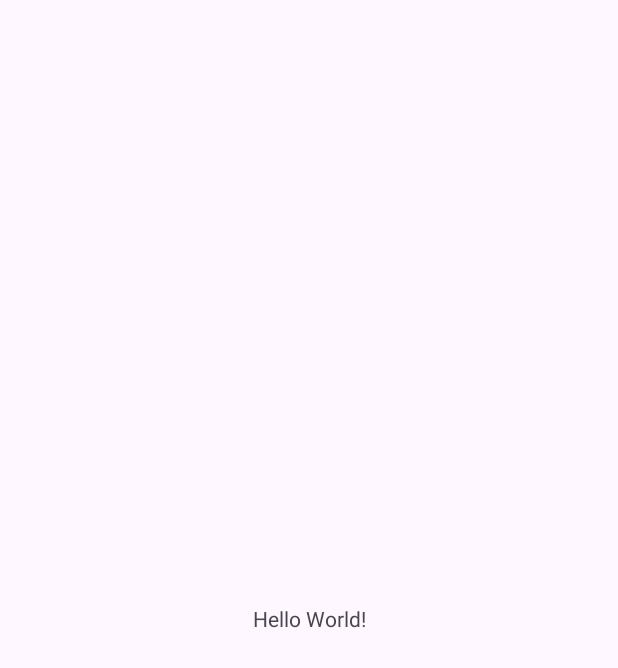
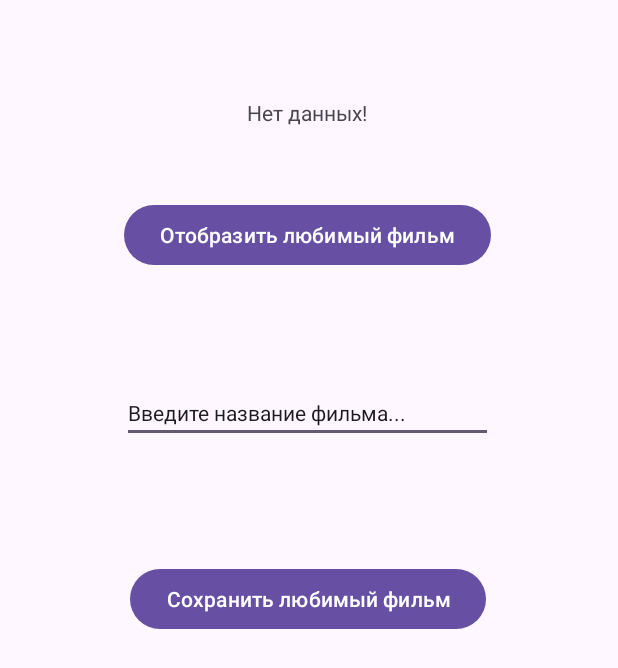
Before and after one commit to kseniyagracheva/MobileDevelopment2, an Android app: the screen it shows after launch (MainActivity), on a phone screen of 412 x 824 dp. Before the commit the part shown is almost empty. Shown: the top 668 px of the screen. Run offline under Robolectric (Android 15) with nearby library versions, the phone set to English and light mode, and no system bars.

Commit message:
Finish MovieProject

```diff
--- a/Lesson9/movieproject/build.gradle.kts
+++ b/Lesson9/movieproject/build.gradle.kts
@@ -1,11 +1,15 @@
 plugins {
     alias(libs.plugins.android.application)
 }
+
 
 android {
     namespace = "ru.mirea.gracheva.movieproject"
     compileSdk = 36
 
+    buildFeatures {
+        viewBinding = true
+    }
     defaultConfig {
         applicationId = "ru.mirea.gracheva.movieproject"
         minSdk = 26
--- a/Lesson9/movieproject/src/main/AndroidManifest.xml
+++ b/Lesson9/movieproject/src/main/AndroidManifest.xml
@@ -9,7 +9,7 @@
         android:supportsRtl="true"
         android:theme="@style/Theme.Lesson9">
         <activity
-            android:name=".MainActivity"
+            android:name=".presentation.MainActivity"
             android:exported="true">
             <intent-filter>
                 <action android:name="android.intent.action.MAIN" />
--- a/Lesson9/movieproject/src/main/java/ru/mirea/gracheva/movieproject/MainActivity.java
+++ /dev/null
@@ -1,24 +0,0 @@
-package ru.mirea.gracheva.movieproject;
-
-import android.os.Bundle;
-
-import androidx.activity.EdgeToEdge;
-import androidx.appcompat.app.AppCompatActivity;
-import androidx.core.graphics.Insets;
-import androidx.core.view.ViewCompat;
-import androidx.core.view.WindowInsetsCompat;
-
-public class MainActivity extends AppCompatActivity {
-
-    @Override
-    protected void onCreate(Bundle savedInstanceState) {
-        super.onCreate(savedInstanceState);
-        EdgeToEdge.enable(this);
-        setContentView(R.layout.activity_main);
-        ViewCompat.setOnApplyWindowInsetsListener(findViewById(R.id.main), (v, insets) -> {
-            Insets systemBars = insets.getInsets(WindowInsetsCompat.Type.systemBars());
-            v.setPadding(systemBars.left, systemBars.top, systemBars.right, systemBars.bottom);
-            return insets;
-        });
-    }
-}
--- /dev/null
+++ b/Lesson9/movieproject/src/main/java/ru/mirea/gracheva/movieproject/data/repository/MovieRepositoryImpl.java
@@ -0,0 +1,31 @@
+package ru.mirea.gracheva.movieproject.data.repository;
+
+import android.content.Context;
+import android.content.SharedPreferences;
+
+import ru.mirea.gracheva.movieproject.domain.models.Movie;
+import ru.mirea.gracheva.movieproject.domain.repository.MovieRepository;
+
+public class MovieRepositoryImpl implements MovieRepository {
+
+    private static final String PREFS_NAME = "movie_preferences";
+    private static final String KEY_MOVIE_NAME = "movie_name";
+    private SharedPreferences sharedPreferences;
+
+    public  MovieRepositoryImpl(Context context){
+        sharedPreferences = context.getSharedPreferences(PREFS_NAME, Context.MODE_PRIVATE);
+    }
+    @Override
+    public boolean saveMovie(Movie movie) {
+        SharedPreferences.Editor editor = sharedPreferences.edit();
+        editor.putString(KEY_MOVIE_NAME, movie.getName());
+        editor.apply();
+        return true;
+    }
+
+    @Override
+    public Movie getMovie() {
+        String movieName = sharedPreferences.getString(KEY_MOVIE_NAME, "Вы не сохранили ни одного фильма");
+        return new Movie(movieName);
+    }
+}
--- /dev/null
+++ b/Lesson9/movieproject/src/main/java/ru/mirea/gracheva/movieproject/domain/repository/MovieRepository.java
@@ -0,0 +1,8 @@
+package ru.mirea.gracheva.movieproject.domain.repository;
+
+import ru.mirea.gracheva.movieproject.domain.models.Movie;
+
+public interface MovieRepository {
+    public boolean saveMovie(Movie movie);
+    public Movie getMovie();
+}
--- /dev/null
+++ b/Lesson9/movieproject/src/main/java/ru/mirea/gracheva/movieproject/presentation/MainActivity.java
@@ -0,0 +1,45 @@
+package ru.mirea.gracheva.movieproject.presentation;
+
+import android.os.Bundle;
+
+import androidx.activity.EdgeToEdge;
+import androidx.appcompat.app.AppCompatActivity;
+import androidx.core.graphics.Insets;
+import androidx.core.view.ViewCompat;
+import androidx.core.view.WindowInsetsCompat;
+
+import ru.mirea.gracheva.movieproject.R;
+import ru.mirea.gracheva.movieproject.data.repository.MovieRepositoryImpl;
+import ru.mirea.gracheva.movieproject.databinding.ActivityMainBinding;
+import ru.mirea.gracheva.movieproject.domain.models.Movie;
+import ru.mirea.gracheva.movieproject.domain.repository.MovieRepository;
+import ru.mirea.gracheva.movieproject.domain.usecases.GetFavoriteMovieUseCase;
+import ru.mirea.gracheva.movieproject.domain.usecases.SaveMovieToFavoriteUseCase;
+
+public class MainActivity extends AppCompatActivity {
+    private ActivityMainBinding binding;
+
+    @Override
+    protected void onCreate(Bundle savedInstanceState) {
+        super.onCreate(savedInstanceState);
+        binding = ActivityMainBinding.inflate(getLayoutInflater());
+        EdgeToEdge.enable(this);
+        setContentView(binding.getRoot());
+        ViewCompat.setOnApplyWindowInsetsListener(findViewById(R.id.main), (v, insets) -> {
+            Insets systemBars = insets.getInsets(WindowInsetsCompat.Type.systemBars());
+            v.setPadding(systemBars.left, systemBars.top, systemBars.right, systemBars.bottom);
+            return insets;
+        });
+        MovieRepository movieRepository = new MovieRepositoryImpl(this);
+
+        binding.saveFavMovieButton.setOnClickListener(view -> {
+            Boolean result = new SaveMovieToFavoriteUseCase(movieRepository).execute(new Movie(binding.enterFavMovieText.getText().toString()));
+            binding.noDataText.setText(String.format("Вы сохранили %s", result));
+        });
+
+        binding.getFavMovieButton.setOnClickListener(view -> {
+            Movie movie = new GetFavoriteMovieUseCase(movieRepository).execute();
+            binding.noDataText.setText(String.format("Ваш любимый фильм: %s", movie.getName()));
+        });
+    }
+}
--- a/Lesson9/movieproject/src/main/res/layout/activity_main.xml
+++ b/Lesson9/movieproject/src/main/res/layout/activity_main.xml
@@ -5,15 +5,57 @@
     android:id="@+id/main"
     android:layout_width="match_parent"
     android:layout_height="match_parent"
-    tools:context=".MainActivity">
+    tools:context=".presentation.MainActivity">
+
+    <Button
+        android:id="@+id/getFavMovieButton"
+        android:layout_width="wrap_content"
+        android:layout_height="wrap_content"
+        android:text="Отобразить любимый фильм"
+        app:layout_constraintBottom_toBottomOf="parent"
+        app:layout_constraintEnd_toEndOf="parent"
+        app:layout_constraintHorizontal_bias="0.493"
+        app:layout_constraintStart_toStartOf="parent"
+        app:layout_constraintTop_toBottomOf="@+id/noDataText"
+        app:layout_constraintVertical_bias="0.069" />
+
+    <EditText
+        android:id="@+id/enterFavMovieText"
+        android:layout_width="247dp"
+        android:layout_height="36dp"
+        android:ems="10"
+        android:inputType="text"
+        android:text="Введите название фильма..."
+        android:textSize="14sp"
+        app:layout_constraintBottom_toTopOf="@+id/saveFavMovieButton"
+        app:layout_constraintEnd_toEndOf="parent"
+        app:layout_constraintHorizontal_bias="0.493"
+        app:layout_constraintStart_toStartOf="parent"
+        app:layout_constraintTop_toBottomOf="@+id/getFavMovieButton"
+        app:layout_constraintVertical_bias="0.496" />
 
     <TextView
+        android:id="@+id/noDataText"
         android:layout_width="wrap_content"
         android:layout_height="wrap_content"
-        android:text="Hello World!"
+        android:text="Нет данных!"
         app:layout_constraintBottom_toBottomOf="parent"
         app:layout_constraintEnd_toEndOf="parent"
+        app:layout_constraintHorizontal_bias="0.495"
         app:layout_constraintStart_toStartOf="parent"
-        app:layout_constraintTop_toTopOf="parent" />
+        app:layout_constraintTop_toTopOf="parent"
+        app:layout_constraintVertical_bias="0.081" />
+
+    <Button
+        android:id="@+id/saveFavMovieButton"
+        android:layout_width="wrap_content"
+        android:layout_height="wrap_content"
+        android:text="Сохранить любимый фильм"
+        app:layout_constraintBottom_toBottomOf="parent"
+        app:layout_constraintEnd_toEndOf="parent"
+        app:layout_constraintHorizontal_bias="0.497"
+        app:layout_constraintStart_toStartOf="parent"
+        app:layout_constraintTop_toBottomOf="@+id/noDataText"
+        app:layout_constraintVertical_bias="0.42" />
 
 </androidx.constraintlayout.widget.ConstraintLayout>
```
Also changed, not shown: Lesson9/movieproject/src/main/java/ru/mirea/gracheva/movieproject/domain/models/Movie.java (added, +11 -0 lines), Lesson9/movieproject/src/main/java/ru/mirea/gracheva/movieproject/domain/usecases/GetFavoriteMovieUseCase.java (added, +14 -0 lines), Lesson9/movieproject/src/main/java/ru/mirea/gracheva/movieproject/domain/usecases/SaveMovieToFavoriteUseCase.java (added, +14 -0 lines), 1 other file.
